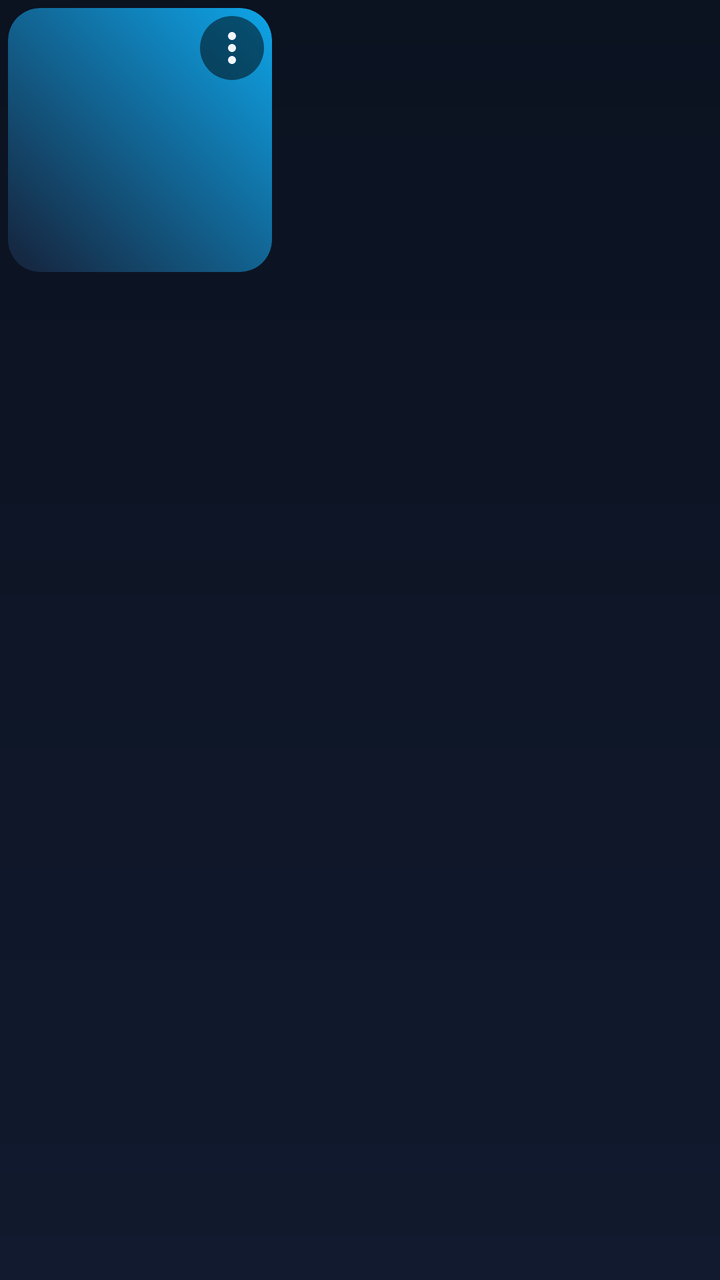
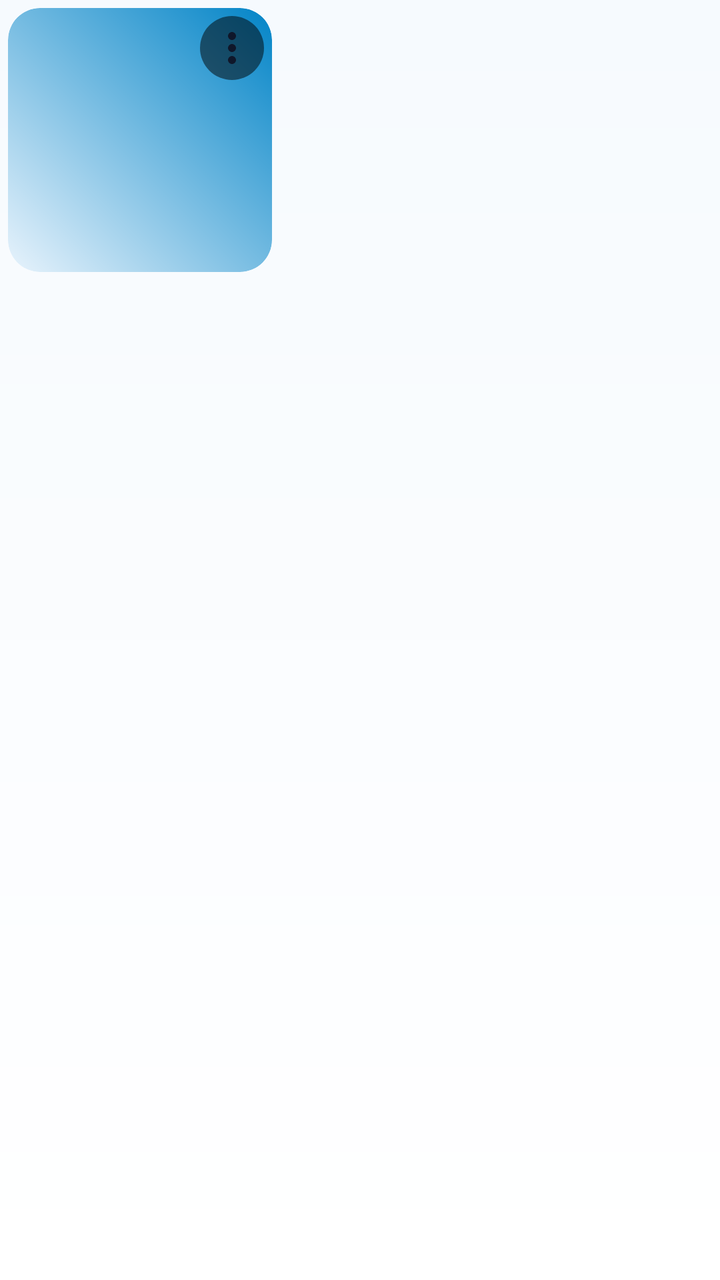

An Android layout rendered at two revisions. The XML below is the earlier revision; the diff shows what the commit changed to produce the second picture.
<!-- AndroidManifest.xml: application theme Theme.MystMusic -->
<!-- res/layout/item_track_card.xml -->
<?xml version="1.0" encoding="utf-8"?>
<LinearLayout xmlns:android="http://schemas.android.com/apk/res/android"
    xmlns:app="http://schemas.android.com/apk/res-auto"
    android:id="@+id/cardRoot"
    android:layout_width="140dp"
    android:layout_height="wrap_content"
    android:layout_marginEnd="@dimen/space_m"
    android:background="@drawable/bg_track_row"
    android:clickable="true"
    android:focusable="true"
    android:orientation="vertical"
    android:padding="4dp">

    <FrameLayout
        android:layout_width="132dp"
        android:layout_height="132dp">

        <com.google.android.material.imageview.ShapeableImageView
            android:id="@+id/cardCover"
            android:layout_width="match_parent"
            android:layout_height="match_parent"
            android:background="@drawable/bg_cover_placeholder"
            android:contentDescription="@null"
            android:scaleType="centerCrop"
            app:shapeAppearanceOverlay="@style/ShapeAppearance.MystMusic.Cover" />

        <ImageButton
            android:id="@+id/cardMore"
            android:layout_width="32dp"
            android:layout_height="32dp"
            android:layout_gravity="top|end"
            android:layout_margin="4dp"
            android:background="@drawable/bg_more_circle"
            android:contentDescription="@string/common_more"
            android:padding="6dp"
            android:src="@drawable/ic_more"
            app:tint="@color/text" />
    </FrameLayout>

    <TextView
        android:id="@+id/cardTitle"
        android:layout_width="match_parent"
        android:layout_height="wrap_content"
        android:layout_marginTop="@dimen/space_s"
        android:ellipsize="end"
        android:fontFamily="sans-serif-medium"
        android:maxLines="1"
        android:textColor="@color/text"
        android:textSize="@dimen/text_body" />

    <TextView
        android:id="@+id/cardArtist"
        android:layout_width="match_parent"
        android:layout_height="wrap_content"
        android:layout_marginTop="2dp"
        android:ellipsize="end"
        android:maxLines="1"
        android:textColor="@color/text_dim"
        android:textSize="@dimen/text_small" />
</LinearLayout>
<!-- resources referenced by this layout -->
<resources>
  <color name="text">#F1F5F9</color>
  <color name="text_dim">#94A3B8</color>
  <!-- drawable bg_cover_placeholder (drawable) -->
  <?xml version="1.0" encoding="utf-8"?>
  <shape xmlns:android="http://schemas.android.com/apk/res/android" android:shape="rectangle">
      <gradient android:angle="45" android:startColor="@color/surface_alt" android:endColor="@color/sky_500" />
      <corners android:radius="16dp" />
  </shape>
  <!-- drawable bg_more_circle (drawable) -->
  <?xml version="1.0" encoding="utf-8"?>
  <shape xmlns:android="http://schemas.android.com/apk/res/android" android:shape="oval">
      <solid android:color="#80000000" />
  </shape>
  <!-- drawable bg_track_row (drawable) -->
  <?xml version="1.0" encoding="utf-8"?>
  <selector xmlns:android="http://schemas.android.com/apk/res/android">
      <item android:state_selected="true">
          <shape android:shape="rectangle">
              <solid android:color="@color/sky_alpha_16" />
              <corners android:radius="16dp" />
          </shape>
      </item>
      <item android:state_focused="true">
          <shape android:shape="rectangle">
              <solid android:color="@color/sky_alpha_24" />
              <corners android:radius="16dp" />
              <stroke android:width="2dp" android:color="@color/sky_400" />
          </shape>
      </item>
      <item>
          <shape android:shape="rectangle">
              <solid android:color="@color/transparent" />
              <corners android:radius="16dp" />
          </shape>
      </item>
  </selector>
  <style name="Theme.MystMusic" parent="Theme.Material3.Dark.NoActionBar">
          <item name="colorPrimary">@color/sky_400</item>
          <item name="colorOnPrimary">@color/bg</item>
          <item name="colorPrimaryContainer">@color/sky_500</item>
          <item name="colorOnPrimaryContainer">@color/bg</item>
          <item name="colorSecondary">@color/sky_500</item>
          <item name="colorOnSecondary">@color/text</item>
          <item name="colorSurface">@color/surface</item>
          <item name="colorOnSurface">@color/text</item>
          <item name="colorOnSurfaceVariant">@color/text_dim</item>
          <item name="colorError">@color/error</item>
          <item name="android:colorBackground">@color/bg</item>
          <item name="android:windowBackground">@drawable/bg_app</item>
          <item name="android:statusBarColor">@android:color/transparent</item>
          <item name="android:navigationBarColor">@android:color/transparent</item>
          <item name="android:windowLightStatusBar">false</item>
          <item name="android:windowLightNavigationBar">false</item>
          <item name="android:windowDrawsSystemBarBackgrounds">true</item>
          <item name="android:textColorPrimary">@color/text</item>
          <item name="android:textColorSecondary">@color/text_dim</item>
          <item name="materialAlertDialogTheme">@style/ThemeOverlay.MystMusic.Dialog</item>
          <item name="bottomSheetDialogTheme">@style/ThemeOverlay.MystMusic.BottomSheet</item>
          <item name="android:windowAnimationStyle">@style/Animation.MystMusic.Window</item>
          <item name="android:windowContentTransitions">true</item>
          <item name="android:forceDarkAllowed" tools:targetApi="q">false</item>
      </style>
  <color name="surface_alt">#16223A</color>
  <color name="sky_500">#0EA5E9</color>
  <color name="sky_alpha_16">#2938BDF8</color>
  <color name="sky_alpha_24">#3D38BDF8</color>
  <color name="bg">#0B1220</color>
  <color name="surface">#111A2E</color>
  <color name="error">#F87171</color>
  <!-- drawable bg_app (drawable) -->
  <?xml version="1.0" encoding="utf-8"?>
  <shape xmlns:android="http://schemas.android.com/apk/res/android" android:shape="rectangle">
      <gradient android:angle="270" android:startColor="@color/bg" android:endColor="@color/surface" />
  </shape>
  <style name="ThemeOverlay.MystMusic.Dialog" parent="ThemeOverlay.Material3.MaterialAlertDialog">
          <item name="colorSurface">@color/surface_alt</item>
          <item name="colorOnSurface">@color/text</item>
          <item name="colorPrimary">@color/sky_400</item>
          <item name="android:windowBackground">@color/transparent</item>
          <item name="android:windowAnimationStyle">@style/Animation.MystMusic.Dialog</item>
      </style>
  <style name="Widget.MystMusic.BottomSheet" parent="Widget.Material3.BottomSheet.Modal">
          <item name="backgroundTint">@color/surface_alt</item>
          <item name="shapeAppearanceOverlay">@style/ShapeAppearance.MystMusic.BottomSheet</item>
      </style>
  <!-- unchanged entries left out for length: 14 -->
</resources>

<!-- the commit's change to res/layout/item_track_card.xml (unified diff, before → after) -->
@@ -34,7 +34,7 @@
             android:contentDescription="@string/common_more"
             android:padding="6dp"
             android:src="@drawable/ic_more"
-            app:tint="@color/text" />
+            app:tint="?attr/mystOnSurface" />
     </FrameLayout>
 
     <TextView
@@ -45,7 +45,7 @@
         android:ellipsize="end"
         android:fontFamily="sans-serif-medium"
         android:maxLines="1"
-        android:textColor="@color/text"
+        android:textColor="?attr/mystOnSurface"
         android:textSize="@dimen/text_body" />
 
     <TextView
@@ -55,6 +55,6 @@
         android:layout_marginTop="2dp"
         android:ellipsize="end"
         android:maxLines="1"
-        android:textColor="@color/text_dim"
+        android:textColor="?attr/mystOnSurfaceDim"
         android:textSize="@dimen/text_small" />
 </LinearLayout>
<!-- resource entries referenced after the edit -->
@@ -1,32 +1,30 @@
 <!-- resources referenced by this layout -->
 <resources>
-  <color name="text">#F1F5F9</color>
-  <color name="text_dim">#94A3B8</color>
   <!-- drawable bg_cover_placeholder (drawable) -->
   <?xml version="1.0" encoding="utf-8"?>
   <shape xmlns:android="http://schemas.android.com/apk/res/android" android:shape="rectangle">
-      <gradient android:angle="45" android:startColor="@color/surface_alt" android:endColor="@color/sky_500" />
+      <gradient android:angle="45" android:startColor="?attr/mystSurfaceAlt" android:endColor="?attr/mystAccentDark" />
       <corners android:radius="16dp" />
   </shape>
   <!-- drawable bg_more_circle (drawable) -->
   <?xml version="1.0" encoding="utf-8"?>
   <shape xmlns:android="http://schemas.android.com/apk/res/android" android:shape="oval">
-      <solid android:color="#80000000" />
+      <solid android:color="?attr/mystImageScrim" />
   </shape>
   <!-- drawable bg_track_row (drawable) -->
   <?xml version="1.0" encoding="utf-8"?>
   <selector xmlns:android="http://schemas.android.com/apk/res/android">
       <item android:state_selected="true">
           <shape android:shape="rectangle">
-              <solid android:color="@color/sky_alpha_16" />
+              <solid android:color="?attr/mystAccentAlpha16" />
               <corners android:radius="16dp" />
           </shape>
       </item>
       <item android:state_focused="true">
           <shape android:shape="rectangle">
-              <solid android:color="@color/sky_alpha_24" />
+              <solid android:color="?attr/mystAccentAlpha24" />
               <corners android:radius="16dp" />
-              <stroke android:width="2dp" android:color="@color/sky_400" />
+              <stroke android:width="2dp" android:color="?attr/mystAccent" />
           </shape>
       </item>
       <item>
@@ -36,53 +34,96 @@
           </shape>
       </item>
   </selector>
-  <style name="Theme.MystMusic" parent="Theme.Material3.Dark.NoActionBar">
-          <item name="colorPrimary">@color/sky_400</item>
-          <item name="colorOnPrimary">@color/bg</item>
-          <item name="colorPrimaryContainer">@color/sky_500</item>
-          <item name="colorOnPrimaryContainer">@color/bg</item>
-          <item name="colorSecondary">@color/sky_500</item>
-          <item name="colorOnSecondary">@color/text</item>
-          <item name="colorSurface">@color/surface</item>
-          <item name="colorOnSurface">@color/text</item>
-          <item name="colorOnSurfaceVariant">@color/text_dim</item>
-          <item name="colorError">@color/error</item>
-          <item name="android:colorBackground">@color/bg</item>
+  <style name="Theme.MystMusic" parent="Theme.MystMusic.Base">
+          <item name="colorPrimary">@color/light_accent</item>
+          <item name="colorOnPrimary">@color/on_accent</item>
+          <item name="colorPrimaryContainer">@color/sky_400</item>
+          <item name="colorOnPrimaryContainer">@color/on_accent</item>
+          <item name="colorSecondary">@color/light_accent_text</item>
+          <item name="colorOnSecondary">@color/on_accent</item>
+          <item name="colorSurface">@color/light_surface</item>
+          <item name="colorOnSurface">@color/light_text</item>
+          <item name="colorSurfaceVariant">@color/light_surface_alt</item>
+          <item name="colorOnSurfaceVariant">@color/light_text_dim</item>
+          <item name="colorOutline">@color/light_stroke_strong</item>
+          <item name="colorError">@color/light_error</item>
+          <item name="colorOnError">@color/white</item>
+          <item name="colorControlNormal">@color/light_text_dim</item>
+          <item name="colorControlActivated">@color/light_accent</item>
+          <item name="colorControlHighlight">@color/accent_alpha_24</item>
+          <item name="android:colorBackground">@color/light_bg</item>
+          <item name="android:textColorPrimary">@color/light_text</item>
+          <item name="android:textColorSecondary">@color/light_text_dim</item>
+          <item name="android:windowLightStatusBar" tools:targetApi="m">true</item>
+          <item name="android:windowLightNavigationBar" tools:targetApi="o_mr1">true</item>
+  
+          <item name="mystBackground">@color/light_bg</item>
+          <item name="mystSurface">@color/light_surface</item>
+          <item name="mystSurfaceAlt">@color/light_surface_alt</item>
+          <item name="mystOnSurface">@color/light_text</item>
+          <item name="mystOnSurfaceDim">@color/light_text_dim</item>
+          <item name="mystNavbarBg">@color/light_navbar</item>
+          <item name="mystStroke">@color/light_stroke</item>
+          <item name="mystStrokeStrong">@color/light_stroke_strong</item>
+          <item name="mystGradientStart">@color/light_bg</item>
+          <item name="mystGradientEnd">@color/light_surface_alt</item>
+          <item name="mystAccent">@color/light_accent</item>
+          <item name="mystAccentDark">@color/light_accent_dark</item>
+          <item name="mystAccentText">@color/light_accent_text</item>
+          <item name="mystOnAccent">@color/on_accent</item>
+          <item name="mystOnImage">@color/on_image</item>
+          <item name="mystImageScrim">@color/image_scrim</item>
+          <item name="mystPlayerScrim">@color/light_player_scrim</item>
+          <item name="mystError">@color/light_error</item>
+          <item name="mystSuccess">@color/light_success</item>
+          <item name="mystAccentAlpha16">@color/accent_alpha_16</item>
+          <item name="mystAccentAlpha24">@color/accent_alpha_24</item>
+      </style>
+  <style name="Theme.MystMusic.Base" parent="Theme.Material3.DayNight.NoActionBar">
           <item name="android:windowBackground">@drawable/bg_app</item>
           <item name="android:statusBarColor">@android:color/transparent</item>
           <item name="android:navigationBarColor">@android:color/transparent</item>
-          <item name="android:windowLightStatusBar">false</item>
-          <item name="android:windowLightNavigationBar">false</item>
           <item name="android:windowDrawsSystemBarBackgrounds">true</item>
-          <item name="android:textColorPrimary">@color/text</item>
-          <item name="android:textColorSecondary">@color/text_dim</item>
+          <item name="android:windowContentTransitions">true</item>
+          <item name="android:forceDarkAllowed" tools:targetApi="q">false</item>
           <item name="materialAlertDialogTheme">@style/ThemeOverlay.MystMusic.Dialog</item>
           <item name="bottomSheetDialogTheme">@style/ThemeOverlay.MystMusic.BottomSheet</item>
           <item name="android:windowAnimationStyle">@style/Animation.MystMusic.Window</item>
-          <item name="android:windowContentTransitions">true</item>
-          <item name="android:forceDarkAllowed" tools:targetApi="q">false</item>
       </style>
-  <color name="surface_alt">#16223A</color>
-  <color name="sky_500">#0EA5E9</color>
-  <color name="sky_alpha_16">#2938BDF8</color>
-  <color name="sky_alpha_24">#3D38BDF8</color>
-  <color name="bg">#0B1220</color>
-  <color name="surface">#111A2E</color>
-  <color name="error">#F87171</color>
+  <color name="light_accent">#0EA5E9</color>
+  <color name="on_accent">#04202E</color>
+  <color name="light_accent_text">#0369A1</color>
+  <color name="light_surface">#FFFFFF</color>
+  <color name="light_text">#0F172A</color>
+  <color name="light_surface_alt">#E8F3FC</color>
+  <color name="light_text_dim">#475569</color>
+  <color name="light_stroke_strong">#330F172A</color>
+  <color name="light_error">#DC2626</color>
+  <color name="white">#FFFFFF</color>
+  <color name="accent_alpha_24">#3D38BDF8</color>
+  <color name="light_bg">#F6FAFE</color>
+  <color name="light_navbar">#EBFFFFFF</color>
+  <color name="light_stroke">#1A0F172A</color>
+  <color name="light_accent_dark">#0284C7</color>
+  <color name="on_image">#FFFFFF</color>
+  <color name="image_scrim">#80000000</color>
+  <color name="light_player_scrim">#CCF6FAFE</color>
+  <color name="light_success">#15803D</color>
+  <color name="accent_alpha_16">#2938BDF8</color>
   <!-- drawable bg_app (drawable) -->
   <?xml version="1.0" encoding="utf-8"?>
   <shape xmlns:android="http://schemas.android.com/apk/res/android" android:shape="rectangle">
-      <gradient android:angle="270" android:startColor="@color/bg" android:endColor="@color/surface" />
+      <gradient android:angle="270" android:startColor="?attr/mystBackground" android:endColor="?attr/mystSurface" />
   </shape>
   <style name="ThemeOverlay.MystMusic.Dialog" parent="ThemeOverlay.Material3.MaterialAlertDialog">
-          <item name="colorSurface">@color/surface_alt</item>
-          <item name="colorOnSurface">@color/text</item>
-          <item name="colorPrimary">@color/sky_400</item>
+          <item name="colorSurface">?attr/mystSurfaceAlt</item>
+          <item name="colorOnSurface">?attr/mystOnSurface</item>
+          <item name="colorPrimary">?attr/mystAccentText</item>
           <item name="android:windowBackground">@color/transparent</item>
           <item name="android:windowAnimationStyle">@style/Animation.MystMusic.Dialog</item>
       </style>
   <style name="Widget.MystMusic.BottomSheet" parent="Widget.Material3.BottomSheet.Modal">
-          <item name="backgroundTint">@color/surface_alt</item>
+          <item name="backgroundTint">?attr/mystSurfaceAlt</item>
           <item name="shapeAppearanceOverlay">@style/ShapeAppearance.MystMusic.BottomSheet</item>
       </style>
   <!-- unchanged entries left out for length: 14 -->
